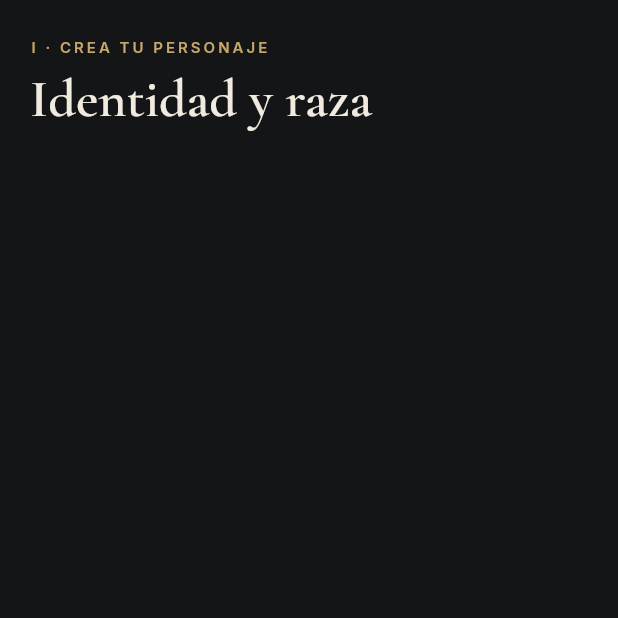
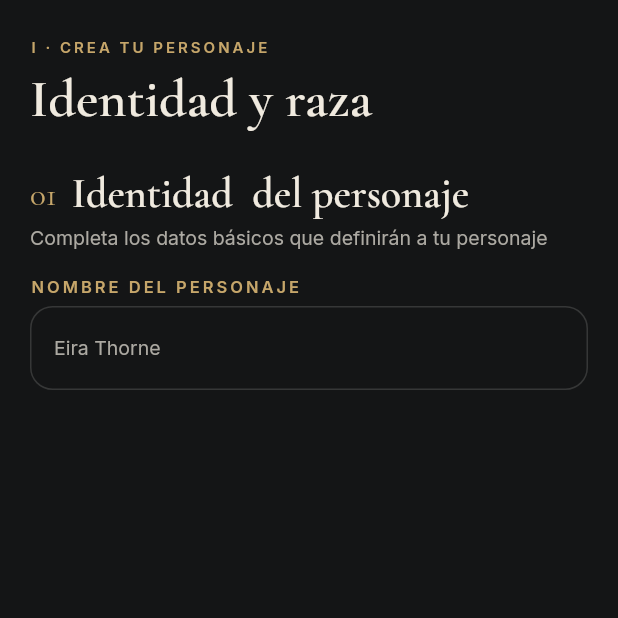
Before and after one commit to alejandroacostadam-droid/Interfaces-Tarjeta, a Flutter app: the screen it shows after launch, on a phone screen of 412 x 824 dp, the top half of it. Run offline on Flutter 3.47's test engine with Material 3 defaults, Android fonts, the phone set to English and light mode, and no system bars; our stand-ins replace google_fonts.

Commit message:
haciendo seccion identidad

```diff
--- a/lib/design/tipografia.dart
+++ b/lib/design/tipografia.dart
@@ -100,7 +100,7 @@ class Tipografia {
     fontSize: 13,
     fontWeight: FontWeight.w400,
     letterSpacing: 0,
-    color: Colores.textoPrincipal, // gris suave
+    color: Colores.textoSecundario, // gris suave
   );
 
   /// Recuento pequeño a la derecha del título de sección.
@@ -111,6 +111,15 @@ class Tipografia {
     fontWeight: FontWeight.w400,
     letterSpacing: 0,
     color: Colores.textoPrincipal, // gris apagado
+  );
+
+  /// Línea dorada pequeña ENCIMA de recuadro editable en pantalla 1.
+  /// Ej: "NOMBRE DEL PERSONAJE", "BREVE BIOGRAFÍA"
+  static final TextStyle titulillo = GoogleFonts.inter(
+    fontSize: 11,
+    fontWeight: FontWeight.w600,
+    letterSpacing: 2,
+    color: Colores.dorado,
   );
 
   // ═════════════ 4. TARJETAS ═════════════
--- a/lib/pantallas/pantalla_identidad.dart
+++ b/lib/pantallas/pantalla_identidad.dart
@@ -1,5 +1,6 @@
 import 'package:flutter/material.dart';
 import 'package:personarpg/widgets/cabecera1.dart';
+import 'package:personarpg/widgets/seccion_identidad.dart';
 
 import '../design/colores.dart';
 
@@ -15,7 +16,12 @@ class PantallaIdentidad extends StatelessWidget {
           padding: const EdgeInsets.symmetric(horizontal: 20.0, vertical: 24.0),
           child: Column(
             crossAxisAlignment: CrossAxisAlignment.start,
-            children: [const Cabecera1(), const SizedBox(height: 24.0)],
+            children: [
+              const Cabecera1(),
+              const SizedBox(height: 24.0),
+              const SeccionIdentidad(),
+              const SizedBox(height: 24.0),
+            ],
           ),
         ),
       ),
--- /dev/null
+++ b/lib/widgets/seccion_identidad.dart
@@ -0,0 +1,50 @@
+import 'package:flutter/material.dart';
+
+import '../design/tipografia.dart';
+import '../design/colores.dart';
+
+class SeccionIdentidad extends StatelessWidget {
+  const SeccionIdentidad({super.key});
+
+  @override
+  Widget build(BuildContext context) {
+    return Column(
+      crossAxisAlignment: CrossAxisAlignment.start,
+      children: [
+        Row(
+          children: [
+            Text('01', style: Tipografia.numeroSeccion),
+            const SizedBox(width: 10.0),
+            Text('Identidad  del personaje', style: Tipografia.tituloSeccion),
+          ],
+        ),
+        Text(
+          'Completa los datos básicos que definirán a tu personaje',
+          style: Tipografia.descripcionSeccion,
+        ),
+        const SizedBox(height: 15.0),
+        Column(
+          crossAxisAlignment: CrossAxisAlignment.start,
+          children: [
+            Text('NOMBRE DEL PERSONAJE', style: Tipografia.titulillo),
+            const SizedBox(height: 5.0),
+            TextField(
+              decoration: InputDecoration(
+                hintText: 'Eira Thorne',
+                hintStyle: Tipografia.descripcionSeccion,
+                enabledBorder: OutlineInputBorder(
+                  borderRadius: BorderRadius.circular(15),
+                  borderSide: const BorderSide(color: Colores.borde, width: 1),
+                ),
+                focusedBorder: OutlineInputBorder(
+                  borderRadius: BorderRadius.circular(15),
+                  borderSide: const BorderSide(color: Colores.dorado, width: 1),
+                ),
+              ),
+            ),
+          ],
+        ),
+      ],
+    );
+  }
+}
```
